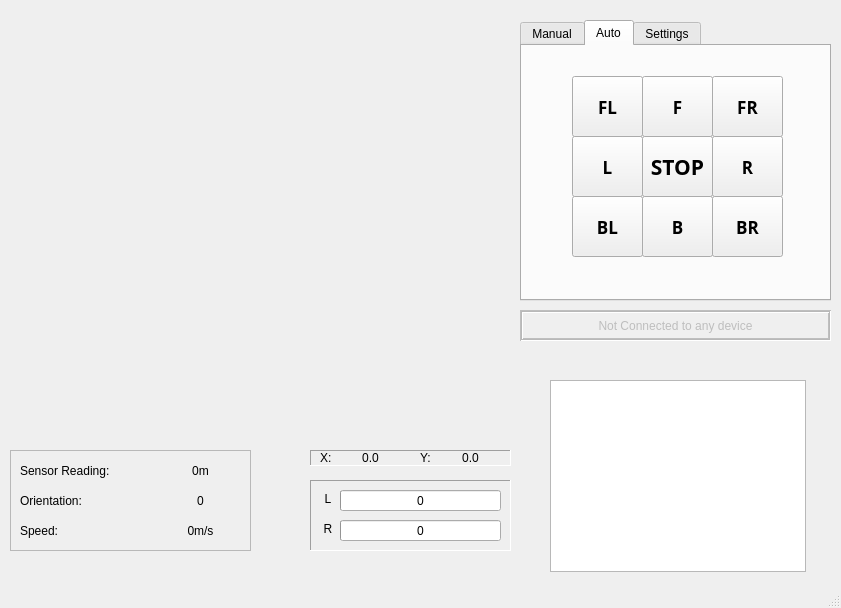
The window that GUI/host_panel.ui (ronnymajani/CarBasicESP32) describes before a commit, drawn with Qt 5.
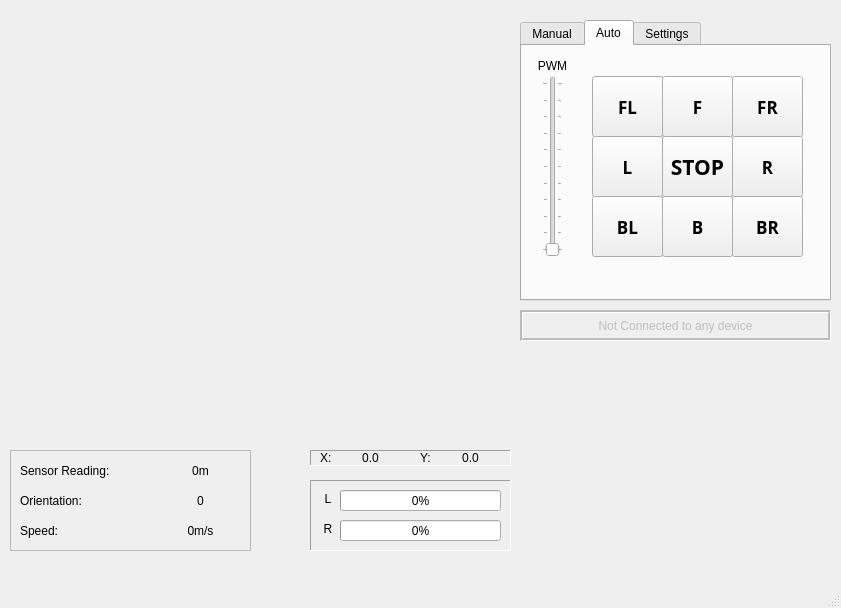
The same window after the commit. The open tabs and pages were chosen to show the change.

Commit message: Finished Controller, wired up GUI; Sending commands is working now

The edit to the form file:
```diff
--- a/GUI/host_panel.ui
+++ b/GUI/host_panel.ui
@@ -61,13 +61,13 @@
       </rect>
      </property>
      <property name="maximum">
-      <number>1023</number>
+      <number>100</number>
      </property>
      <property name="value">
       <number>0</number>
      </property>
      <property name="format">
-      <string>%v</string>
+      <string>%p%</string>
      </property>
     </widget>
     <widget class="QProgressBar" name="pwm_R_value">
@@ -80,13 +80,13 @@
       </rect>
      </property>
      <property name="maximum">
-      <number>1023</number>
+      <number>100</number>
      </property>
      <property name="value">
       <number>0</number>
      </property>
      <property name="format">
-      <string>%v</string>
+      <string>%p%</string>
      </property>
     </widget>
     <widget class="QLabel" name="pwm_L_label">
@@ -505,7 +505,7 @@
      <widget class="QPushButton" name="controls_button_motor_F">
       <property name="geometry">
        <rect>
-        <x>120</x>
+        <x>140</x>
         <y>30</y>
         <width>71</width>
         <height>61</height>
@@ -538,7 +538,7 @@
      <widget class="QPushButton" name="controls_button_motor_B">
       <property name="geometry">
        <rect>
-        <x>120</x>
+        <x>140</x>
         <y>150</y>
         <width>71</width>
         <height>61</height>
@@ -562,7 +562,7 @@
      <widget class="QPushButton" name="controls_button_motor_R">
       <property name="geometry">
        <rect>
-        <x>190</x>
+        <x>210</x>
         <y>90</y>
         <width>71</width>
         <height>61</height>
@@ -601,7 +601,7 @@
      <widget class="QPushButton" name="controls_button_motor_L">
       <property name="geometry">
        <rect>
-        <x>50</x>
+        <x>70</x>
         <y>90</y>
         <width>71</width>
         <height>61</height>
@@ -625,7 +625,7 @@
      <widget class="QPushButton" name="controls_button_motor_FR">
       <property name="geometry">
        <rect>
-        <x>190</x>
+        <x>210</x>
         <y>30</y>
         <width>71</width>
         <height>61</height>
@@ -655,7 +655,7 @@
      <widget class="QPushButton" name="controls_button_motor_FL">
       <property name="geometry">
        <rect>
-        <x>50</x>
+        <x>70</x>
         <y>30</y>
         <width>71</width>
         <height>61</height>
@@ -679,7 +679,7 @@
      <widget class="QPushButton" name="controls_button_motor_BL">
       <property name="geometry">
        <rect>
-        <x>50</x>
+        <x>70</x>
         <y>150</y>
         <width>71</width>
         <height>61</height>
@@ -703,7 +703,7 @@
      <widget class="QPushButton" name="controls_button_motor_BR">
       <property name="geometry">
        <rect>
-        <x>190</x>
+        <x>210</x>
         <y>150</y>
         <width>71</width>
         <height>61</height>
@@ -727,7 +727,7 @@
      <widget class="QPushButton" name="controls_auto_button_motor_stop">
       <property name="geometry">
        <rect>
-        <x>120</x>
+        <x>140</x>
         <y>90</y>
         <width>71</width>
         <height>61</height>
@@ -757,6 +757,68 @@
        <bool>false</bool>
       </property>
      </widget>
+     <widget class="QSlider" name="controls_auto_pwm">
+      <property name="geometry">
+       <rect>
+        <x>20</x>
+        <y>30</y>
+        <width>21</width>
+        <height>181</height>
+       </rect>
+      </property>
+      <property name="maximum">
+       <number>100</number>
+      </property>
+      <property name="pageStep">
+       <number>10</number>
+      </property>
+      <property name="value">
+       <number>0</number>
+      </property>
+      <property name="sliderPosition">
+       <number>0</number>
+      </property>
+      <property name="tracking">
+       <bool>true</bool>
+      </property>
+      <property name="orientation">
+       <enum>Qt::Vertical</enum>
+      </property>
+      <property name="invertedAppearance">
+       <bool>false</bool>
+      </property>
+      <property name="invertedControls">
+       <bool>false</bool>
+      </property>
+      <property name="tickPosition">
+       <enum>QSlider::TicksBothSides</enum>
+      </property>
+      <property name="tickInterval">
+       <number>10</number>
+      </property>
+     </widget>
+     <widget class="QLabel" name="controls_auto_pwm_label">
+      <property name="geometry">
+       <rect>
+        <x>0</x>
+        <y>10</y>
+        <width>61</width>
+        <height>17</height>
+       </rect>
+      </property>
+      <property name="text">
+       <string>PWM</string>
+      </property>
+      <property name="scaledContents">
+       <bool>false</bool>
+      </property>
+      <property name="alignment">
+       <set>Qt::AlignBottom|Qt::AlignHCenter</set>
+      </property>
+      <property name="wordWrap">
+       <bool>false</bool>
+      </property>
+     </widget>
     </widget>
     <widget class="QWidget" name="controls_settings">
      <attribute name="title">
@@ -947,16 +1009,6 @@
      </rect>
     </property>
    </widget>
-   <widget class="QTextBrowser" name="debugOutputTextview">
-    <property name="geometry">
-     <rect>
-      <x>550</x>
-      <y>380</y>
-      <width>256</width>
-      <height>192</height>
-     </rect>
-    </property>
-   </widget>
    <widget class="QLabel" name="connection_status_label">
     <property name="enabled">
      <bool>false</bool>
```
Left out of the diff: 21 changed lines with no effect on the pictures. The commit also changes 3 other files.
